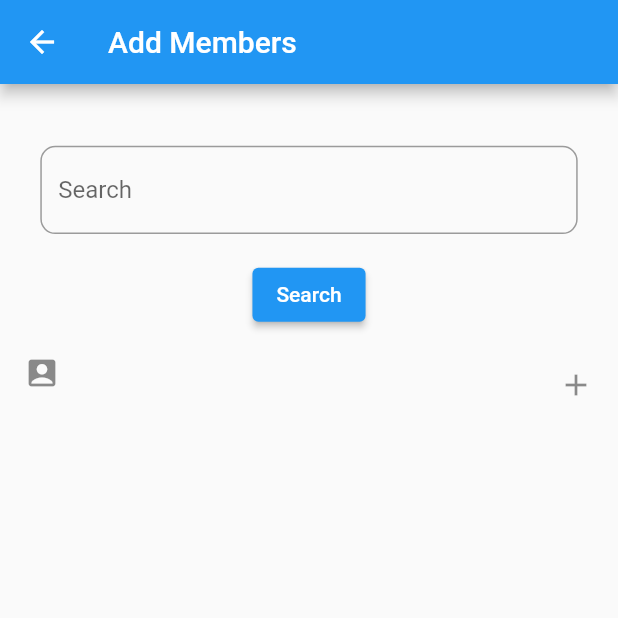
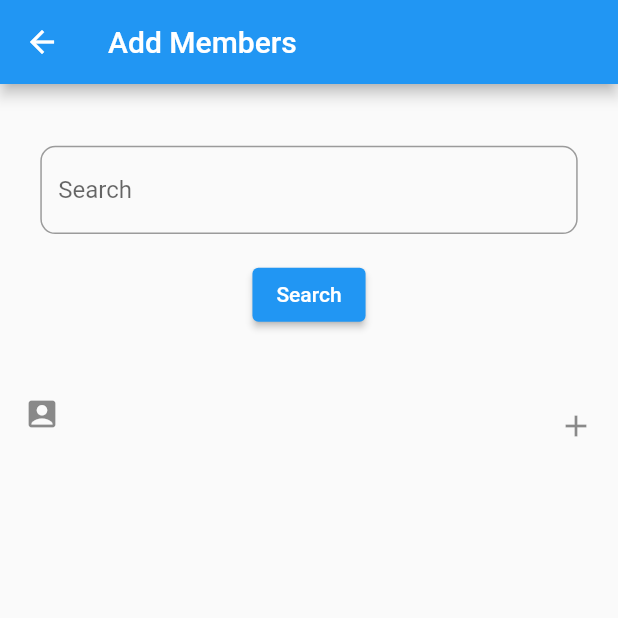
Before and after one commit to kachywy/flutchat, a Flutter app: the AddMembersINGroup screen opened directly with empty values, after a tap on "Search", on a phone screen of 412 x 824 dp, the top half of it. Run offline on Flutter 3.47's test engine with Material 2 defaults, Android fonts, the phone set to English and light mode, and no system bars; our stand-ins replace cloud_firestore, firebase_auth, firebase_core, firebase_storage, fluttertoast, image_picker; accounts and stored records are empty.

Commit message:
added sized box and change noUsertofalse if !null

```diff
--- a/lib/Screens/HomeScreen.dart
+++ b/lib/Screens/HomeScreen.dart
@@ -68,6 +68,7 @@ class _HomeScreenState extends State<HomeScreen> with WidgetsBindingObserver {
           isLoading = false;
           userMap = value.docs[0].data();
         });
+        noUserFound = false;
         print(userMap);
       });
     } catch (e) {
@@ -86,7 +87,7 @@ class _HomeScreenState extends State<HomeScreen> with WidgetsBindingObserver {
 
     return Scaffold(
       appBar: AppBar(
-        title: Text("Home Screen"),
+        title: Text(_auth.currentUser!.displayName!),
         actions: [
           IconButton(icon: Icon(Icons.logout), onPressed: () => logOut(context))
         ],
--- a/lib/group_chats/add_members.dart
+++ b/lib/group_chats/add_members.dart
@@ -45,6 +45,7 @@ class _AddMembersINGroupState extends State<AddMembersINGroup> {
           userMap = value.docs[0].data();
           isLoading = false;
         });
+        noUserFound = false;
         print(userMap);
       });
     } catch (e) {
@@ -118,6 +119,9 @@ class _AddMembersINGroupState extends State<AddMembersINGroup> {
                     onPressed: onSearch,
                     child: Text("Search"),
                   ),
+            SizedBox(
+              height: size.height / 30,
+            ),
             userMap != null
                 ? ListTile(
                     onTap: onAddMembers,
@@ -127,8 +131,8 @@ class _AddMembersINGroupState extends State<AddMembersINGroup> {
                     trailing: Icon(Icons.add),
                   )
                 : noUserFound == true
-                        ? Text("No User Found")
-                        : SizedBox(),
+                    ? Text("No User Found")
+                    : SizedBox(),
           ],
         ),
       ),
--- a/lib/group_chats/create_group/add_members.dart
+++ b/lib/group_chats/create_group/add_members.dart
@@ -59,6 +59,7 @@ class _AddMembersInGroupState extends State<AddMembersInGroup> {
           //   isLoading = false;
           // }
         });
+        noUserFound = false;
         print(userMap);
       });
     } catch (e) {
@@ -88,7 +89,6 @@ class _AddMembersInGroupState extends State<AddMembersInGroup> {
           "uid": userMap!['uid'],
           "isAdmin": false,
         });
-
         userMap = null;
       });
     }
@@ -165,6 +165,9 @@ class _AddMembersInGroupState extends State<AddMembersInGroup> {
                     onPressed: onSearch,
                     child: Text("Search"),
                   ),
+            SizedBox(
+              height: size.height / 30,
+            ),
             userMap != null
                 ? ListTile(
                     onTap: onResultTap,
```
